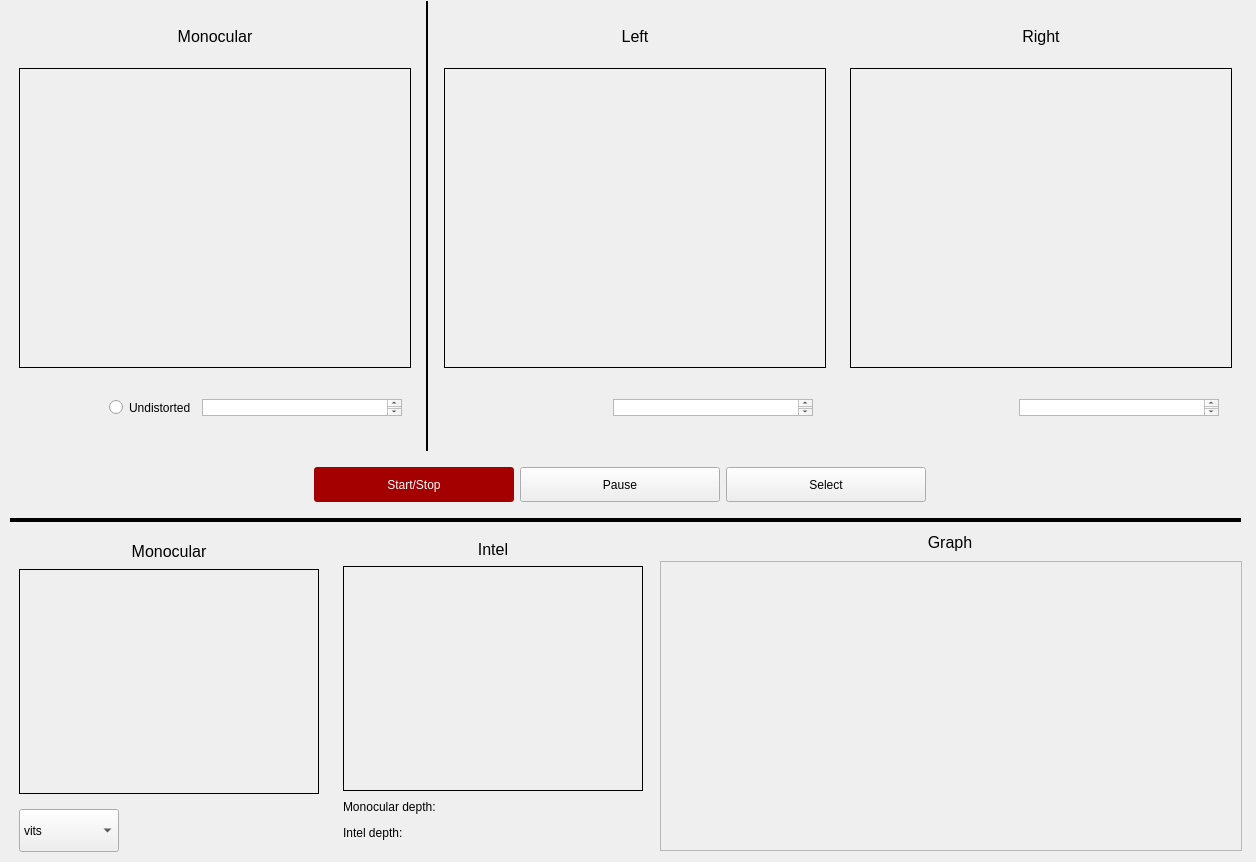
This is interface.ui in RaykiDan/DEPC as Qt 5 draws it before an edit. The edited form follows.
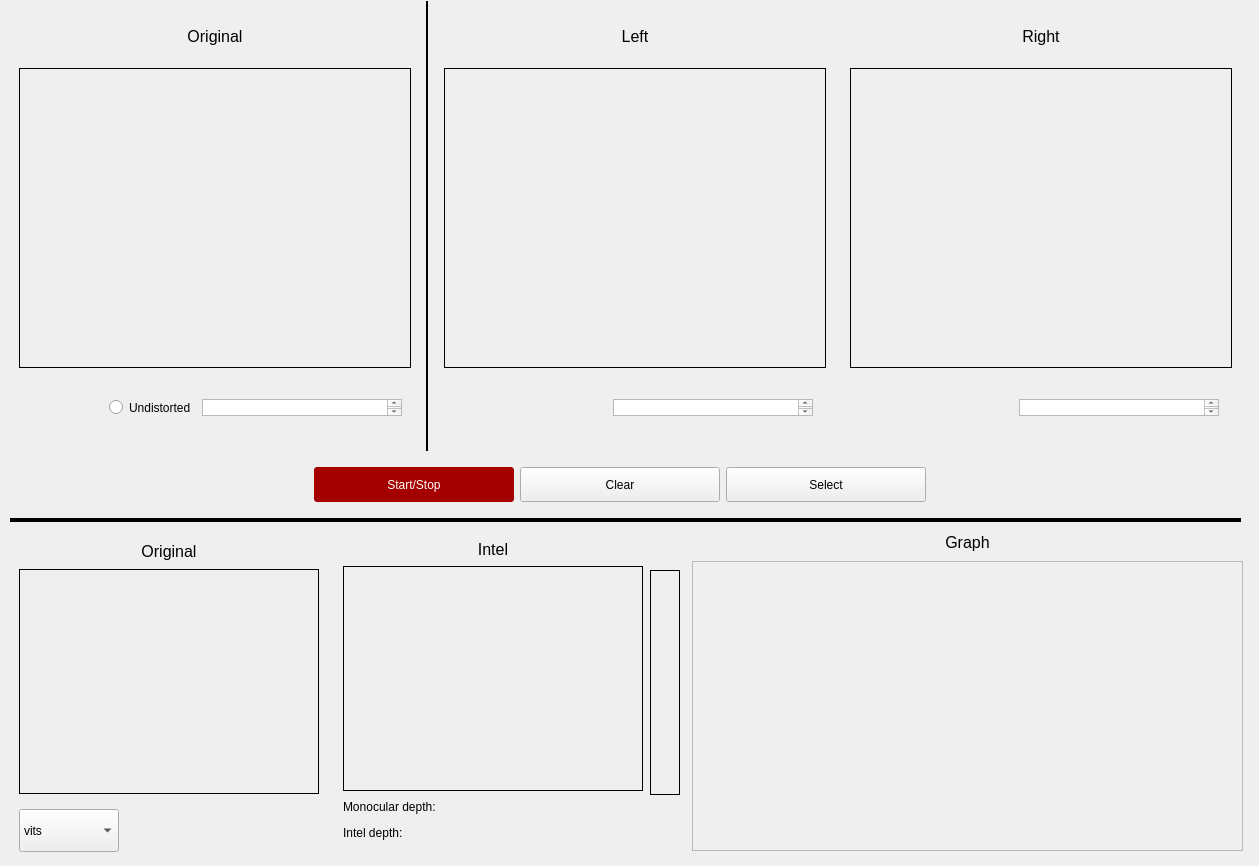
This is the edited form.

Commit message: add global colormap & depth ruler

Patch:
```diff
--- a/interface.ui
+++ b/interface.ui
@@ -6,8 +6,8 @@
    <rect>
     <x>0</x>
     <y>0</y>
-    <width>1256</width>
-    <height>862</height>
+    <width>1259</width>
+    <height>866</height>
    </rect>
   </property>
   <property name="windowTitle">
@@ -79,7 +79,7 @@
             </font>
            </property>
            <property name="text">
-            <string>Monocular</string>
+            <string>Original</string>
            </property>
            <property name="alignment">
             <set>Qt::AlignCenter</set>
@@ -518,7 +518,7 @@
           <bool>false</bool>
          </property>
          <property name="text">
-          <string>Pause</string>
+          <string>Clear</string>
          </property>
          <property name="iconSize">
           <size>
@@ -607,7 +607,7 @@
           </font>
          </property>
          <property name="text">
-          <string>Monocular</string>
+          <string>Original</string>
          </property>
          <property name="alignment">
           <set>Qt::AlignCenter</set>
@@ -781,9 +781,9 @@
   <widget class="QWidget" name="verticalLayoutWidget">
    <property name="geometry">
     <rect>
-     <x>660</x>
+     <x>692</x>
      <y>530</y>
-     <width>582</width>
+     <width>551</width>
      <height>321</height>
     </rect>
    </property>
@@ -792,7 +792,7 @@
      <widget class="QLabel" name="graphLabel">
       <property name="minimumSize">
        <size>
-        <width>580</width>
+        <width>0</width>
         <height>20</height>
        </size>
       </property>
@@ -827,6 +827,34 @@
     </item>
    </layout>
   </widget>
+  <widget class="QLabel" name="depthRuler">
+   <property name="geometry">
+    <rect>
+     <x>650</x>
+     <y>570</y>
+     <width>30</width>
+     <height>225</height>
+    </rect>
+   </property>
+   <property name="minimumSize">
+    <size>
+     <width>30</width>
+     <height>225</height>
+    </size>
+   </property>
+   <property name="maximumSize">
+    <size>
+     <width>30</width>
+     <height>225</height>
+    </size>
+   </property>
+   <property name="frameShape">
+    <enum>QFrame::Box</enum>
+   </property>
+   <property name="text">
+    <string/>
+   </property>
+  </widget>
  </widget>
  <resources/>
  <connections/>
```
Left out of the diff: 2 changed lines with no effect on the pictures. The commit also changes 3 other files.
